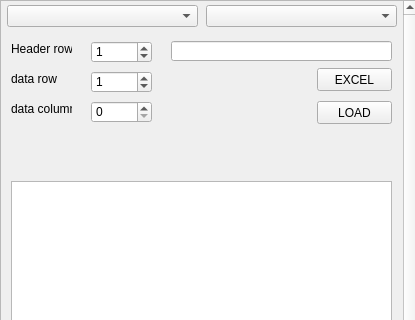
Old version of the form view/NavigatorWidget.ui in the repository ankhbold/LMCONF; both pictures show x 0 to 415 and y 0 to 320 of the 415 by 712 pixel window.
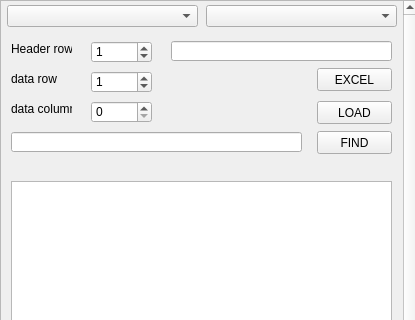
New version of the form.

Diff of the .ui file:
```diff
--- a/view/NavigatorWidget.ui
+++ b/view/NavigatorWidget.ui
@@ -249,6 +249,29 @@
        <string>LOAD</string>
       </property>
      </widget>
+     <widget class="QPushButton" name="find_data_button">
+      <property name="geometry">
+       <rect>
+        <x>316</x>
+        <y>130</y>
+        <width>75</width>
+        <height>23</height>
+       </rect>
+      </property>
+      <property name="text">
+       <string>FIND</string>
+      </property>
+     </widget>
+     <widget class="QLineEdit" name="find_value_edit">
+      <property name="geometry">
+       <rect>
+        <x>10</x>
+        <y>131</y>
+        <width>291</width>
+        <height>20</height>
+       </rect>
+      </property>
+     </widget>
     </widget>
    </widget>
   </widget>
```
